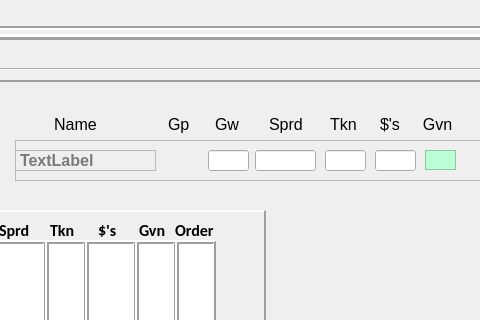
Before: the Qt Designer form CribbageQt/UI/CribbageQt.ui in mwycombe/CribbageQt, drawn with Qt 5; both pictures show x 587 to 1067 and y 181 to 501 of the 1156 by 915 pixel window.
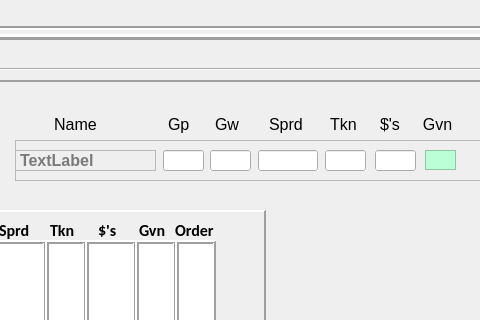
After: the same form once the commit is applied. The open tabs and pages were chosen to show the change.

```diff
--- a/CribbageQt/UI/CribbageQt.ui
+++ b/CribbageQt/UI/CribbageQt.ui
@@ -2007,9 +2007,9 @@
         <widget class="QLineEdit" name="le_resultLinePlayerSprd">
          <property name="geometry">
           <rect>
-           <x>240</x>
+           <x>243</x>
            <y>10</y>
-           <width>61</width>
+           <width>60</width>
            <height>21</height>
           </rect>
          </property>
@@ -2045,7 +2045,7 @@
         <widget class="QLineEdit" name="le_resultLinePlayerGw">
          <property name="geometry">
           <rect>
-           <x>193</x>
+           <x>195</x>
            <y>10</y>
            <width>41</width>
            <height>21</height>
@@ -2080,6 +2080,16 @@
           <string/>
          </property>
         </widget>
+        <widget class="QLineEdit" name="le_resultLinePlayerGp">
+         <property name="geometry">
+          <rect>
+           <x>148</x>
+           <y>10</y>
+           <width>41</width>
+           <height>21</height>
+          </rect>
+         </property>
+        </widget>
        </widget>
       </widget>
       <widget class="QLabel" name="label_3">
```
Left out of the diff: 62 changed lines with no effect on the pictures.
